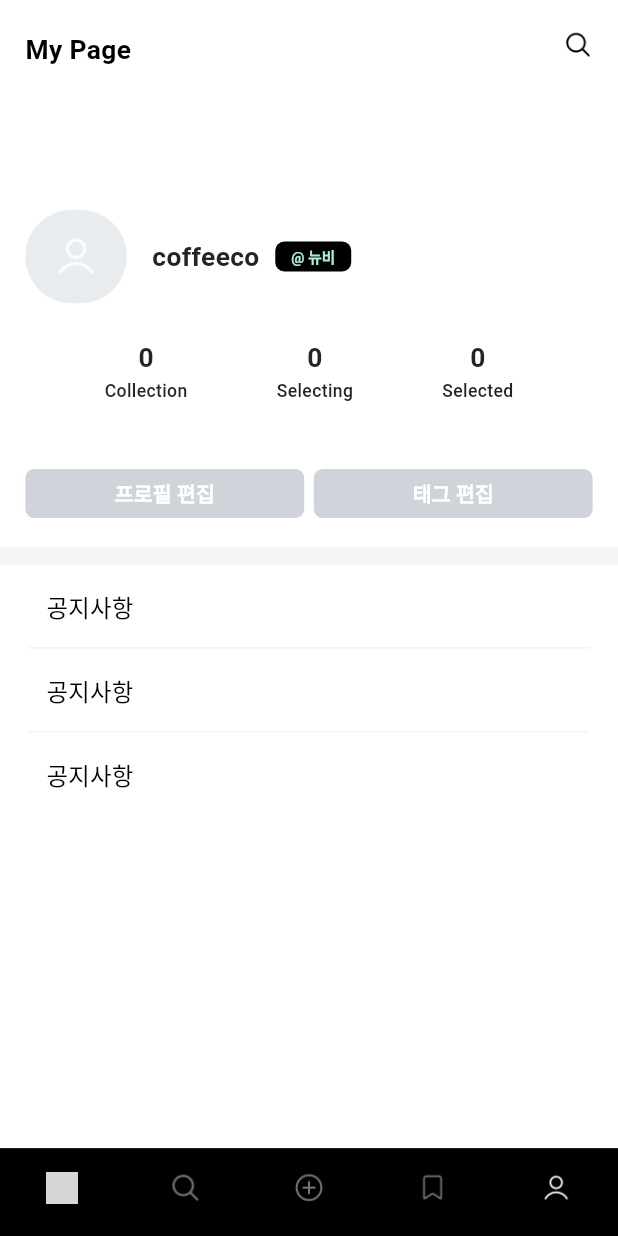
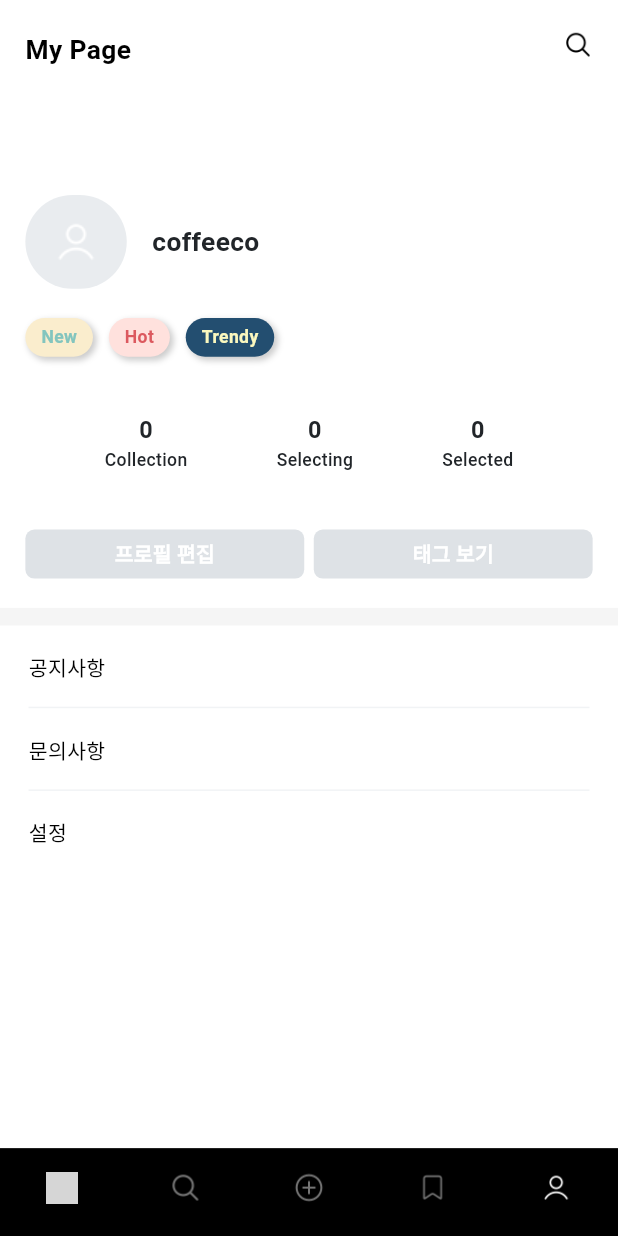
Before and after one commit to collecter1110/collecter, a Flutter app: the screen it shows after launch, item 5 of the bottom bar chosen, after a tap on "공지사항", on a phone screen of 412 x 824 dp. Run offline on Flutter 3.47's test engine with Material 3 defaults, Android fonts, the light colour scheme and no system bars; our stand-ins replace flutter_screenutil; Roboto replaces fonts that are missing (Pretendard, PretendardRegular); grey boxes are pictures that could not be loaded.

Commit message:
style : Add CollectionTag style

```diff
--- a/lib/components/button/level_button.dart
+++ /dev/null
@@ -1,36 +0,0 @@
-import 'package:flutter/material.dart';
-import 'package:flutter_screenutil/flutter_screenutil.dart';
-
-class LevelButton extends StatelessWidget {
-  const LevelButton({super.key});
-
-  @override
-  Widget build(BuildContext context) {
-    return ElevatedButton(
-      onPressed: () {},
-      style: ElevatedButton.styleFrom(
-        shape: RoundedRectangleBorder(
-          borderRadius: BorderRadius.circular(6.0),
-        ),
-        minimumSize: Size.zero,
-        tapTargetSize: MaterialTapTargetSize.shrinkWrap,
-        padding: EdgeInsets.symmetric(
-          horizontal: 10.0.w,
-          vertical: 3.0.h,
-        ),
-        backgroundColor: Colors.black,
-        elevation: 0,
-      ),
-      child: Text(
-        '@ 뉴비',
-        style: TextStyle(
-          fontFamily: 'PretendardRegular',
-          fontSize: 10.sp,
-          fontWeight: FontWeight.w600,
-          color: Theme.of(context).primaryColor,
-          height: 1.4,
-        ),
-      ),
-    );
-  }
-}
--- a/lib/components/card/ranking_collection.dart
+++ b/lib/components/card/ranking_collection.dart
@@ -101,7 +101,7 @@ class RankingCollection extends StatelessWidget {
                               maxLines: 2,
                             ),
                             SizedBox(width: 6.0.w),
-                            CollectionTag(),
+                            CollectionTag.getTag(1),
                           ],
                         ),
                         Padding(
--- a/lib/components/ui_kit/collection_tag.dart
+++ b/lib/components/ui_kit/collection_tag.dart
@@ -1,34 +1,78 @@
 import 'package:flutter/material.dart';
 import 'package:flutter_screenutil/flutter_screenutil.dart';
 
-class CollectionTag extends StatelessWidget {
-  const CollectionTag({super.key});
+class CollectionTag {
+  static Widget getTag(int index) {
+    switch (index) {
+      case 0:
+        return _buildTag(
+          text: 'New',
+          backgroundColor: Color(0xFFfaedcd),
+          textColor: Color(0xFF83c5be),
+        );
+      case 1:
+        return _buildTag(
+          text: 'Hot',
+          backgroundColor: Color(0xffffe1dd),
+          textColor: Color(0xFFdc595f),
+        );
+      case 2:
+        return _buildTag(
+          text: 'Trendy',
+          backgroundColor: Color(0xFF234E70),
+          textColor: Color(0xFFFBF8BE),
+        );
+      case 3:
+        return _buildTag(
+          text: 'Rising',
+          backgroundColor: Color(0xFF243665),
+          textColor: Color(0xFF8BD8BD),
+        );
+      case 4:
+        return _buildTag(
+          text: 'Best',
+          backgroundColor: Color(0xFFb0c4b1),
+          textColor: Color(0xFF4a5759),
+        );
+      default:
+        return _buildTag(
+          text: 'null',
+          backgroundColor: Color(0xFFced4da),
+          textColor: Colors.white,
+        );
+    }
+  }
 
-  @override
-  Widget build(BuildContext context) {
-    return ElevatedButton(
-      onPressed: () {},
-      style: ElevatedButton.styleFrom(
-        shape: RoundedRectangleBorder(
-          borderRadius: BorderRadius.circular(30.0),
-        ),
-        minimumSize: Size.zero,
-        tapTargetSize: MaterialTapTargetSize.shrinkWrap,
-        padding: EdgeInsets.symmetric(
-          horizontal: 10.0.w,
-          vertical: 4.0.h,
-        ),
-        backgroundColor: Color(0xffffe1dd),
-        elevation: 0,
+  static Widget _buildTag({
+    required String text,
+    required Color backgroundColor,
+    required Color textColor,
+  }) {
+    return Container(
+      decoration: BoxDecoration(
+        color: backgroundColor,
+        borderRadius: BorderRadius.circular(30.0),
+        boxShadow: [
+          BoxShadow(
+            color: Colors.black.withOpacity(0.2),
+            spreadRadius: 0.5,
+            blurRadius: 3,
+            offset: Offset(2, 2),
+          )
+        ],
+      ),
+      padding: EdgeInsets.symmetric(
+        horizontal: 10.0.w,
+        vertical: 4.0.h,
       ),
       child: Text(
-        'Hot',
+        text,
         style: TextStyle(
           fontFamily: 'PretendardRegular',
-          fontSize: 10.sp,
+          fontSize: 12.sp,
           fontWeight: FontWeight.w600,
-          color: Color(0xFFdc595f),
-          height: 1.43,
+          color: textColor,
+          height: 1.5,
         ),
       ),
     );
--- a/lib/page/user_page/user_screen.dart
+++ b/lib/page/user_page/user_screen.dart
@@ -1,15 +1,28 @@
 import 'package:flutter/material.dart';
 import 'package:flutter_screenutil/flutter_screenutil.dart';
 
-import '../../components/button/category_button.dart';
-import '../../components/button/level_button.dart';
 import '../../components/constants/screen_size.dart';
+import '../../components/ui_kit/collection_tag.dart';
 
 class UserScreen extends StatelessWidget {
   const UserScreen({super.key});
 
   @override
   Widget build(BuildContext context) {
+    final List<int> _usersTagList = [
+      0,
+      1,
+      2,
+      // 3,
+      // 4,
+      // 5,
+      // 6,
+      // 7,
+      // 8,
+      // 9,
+      // 10,
+    ];
+
     return Scaffold(
         body: Column(
       children: [
@@ -47,8 +60,6 @@ class UserScreen extends StatelessWidget {
           ),
         ),
         Expanded(
-          child: Padding(
-            padding: EdgeInsets.symmetric(vertical: 10.0.h),
           child: Column(
             mainAxisAlignment: MainAxisAlignment.start,
             children: [
@@ -96,15 +107,32 @@ class UserScreen extends StatelessWidget {
                               SizedBox(
                                 width: 10.0.w,
                               ),
-                                LevelButton(),
                             ],
                           ),
                         )
                       ],
                     ),
                     Padding(
+                      padding: EdgeInsets.symmetric(vertical: 20.0.h),
+                      child: Row(
+                        mainAxisAlignment: MainAxisAlignment.start,
+                        children: [
+                          Expanded(
+                            child: Wrap(
+                              alignment: WrapAlignment.start,
+                              runSpacing: 8.0.h,
+                              spacing: 10.0.w,
+                              children: _usersTagList.map((index) {
+                                return CollectionTag.getTag(index);
+                              }).toList(),
+                            ),
+                          ),
+                        ],
+                      ),
+                    ),
+                    Padding(
                       padding: EdgeInsets.symmetric(
-                            horizontal: 50.0.w, vertical: 24.0.h),
+                          horizontal: 50.0.w, vertical: 18.0.h),
                       child: Row(
                         mainAxisAlignment: MainAxisAlignment.spaceBetween,
                         crossAxisAlignment: CrossAxisAlignment.center,
@@ -115,7 +143,7 @@ class UserScreen extends StatelessWidget {
                                 '0',
                                 style: TextStyle(
                                   color: Color(0xFF212529),
-                                    fontSize: 18.sp,
+                                  fontSize: 16.sp,
                                   fontFamily: 'Pretendard',
                                   fontWeight: FontWeight.w700,
                                   height: 1.5,
@@ -139,7 +167,7 @@ class UserScreen extends StatelessWidget {
                                 '0',
                                 style: TextStyle(
                                   color: Color(0xFF212529),
-                                    fontSize: 18.sp,
+                                  fontSize: 16.sp,
                                   fontFamily: 'Pretendard',
                                   fontWeight: FontWeight.w700,
                                   height: 1.5,
@@ -163,7 +191,7 @@ class UserScreen extends StatelessWidget {
                                 '0',
                                 style: TextStyle(
                                   color: Color(0xFF212529),
-                                    fontSize: 18.sp,
+                                  fontSize: 16.sp,
                                   fontFamily: 'Pretendard',
                                   fontWeight: FontWeight.w700,
                                   height: 1.5,
@@ -200,17 +228,16 @@ class UserScreen extends StatelessWidget {
                                 padding: EdgeInsets.symmetric(
                                   vertical: 6.0.h,
                                 ),
-                                  backgroundColor: Color(0xFFCED4DA),
+                                backgroundColor: Color(0xFFdee2e6),
                                 elevation: 0,
-                                  tapTargetSize:
-                                      MaterialTapTargetSize.shrinkWrap,
+                                tapTargetSize: MaterialTapTargetSize.shrinkWrap,
                               ),
                               child: Text(
                                 '프로필 편집',
                                 style: TextStyle(
                                   fontFamily: 'PretendardRegular',
                                   fontSize: 14.sp,
-                                    fontWeight: FontWeight.w700,
+                                  fontWeight: FontWeight.w600,
                                   color: Colors.white,
                                   height: 1.43,
                                 ),
@@ -231,17 +258,16 @@ class UserScreen extends StatelessWidget {
                                 padding: EdgeInsets.symmetric(
                                   vertical: 6.0.h,
                                 ),
-                                  backgroundColor: Color(0xFFCED4DA),
+                                backgroundColor: Color(0xFFdee2e6),
                                 elevation: 0,
-                                  tapTargetSize:
-                                      MaterialTapTargetSize.shrinkWrap,
+                                tapTargetSize: MaterialTapTargetSize.shrinkWrap,
                               ),
                               child: Text(
-                                  '태그 편집',
+                                '태그 보기',
                                 style: TextStyle(
                                   fontFamily: 'PretendardRegular',
                                   fontSize: 14.sp,
-                                    fontWeight: FontWeight.w700,
+                                  fontWeight: FontWeight.w600,
                                   color: Colors.white,
                                   height: 1.43,
                                 ),
@@ -268,19 +294,23 @@ class UserScreen extends StatelessWidget {
                     scrollDirection: Axis.vertical,
                     itemCount: 3,
                     itemBuilder: (context, index) {
+                      final List<String> _name = ['공지사항', '문의사항', '설정'];
                       return Padding(
                         padding: EdgeInsets.symmetric(vertical: 4.0.h),
                         child: Align(
                           alignment: Alignment.centerLeft,
-                            child: TextButton(
-                              onPressed: () {},
+                          child: InkWell(
+                            onTap: () {},
+                            child: Padding(
+                              padding: EdgeInsets.symmetric(vertical: 14.0.h),
                               child: Text(
-                                '공지사항',
+                                _name[index],
                                 style: TextStyle(
                                   fontFamily: 'PretendardRegular',
-                                  fontSize: 16.sp,
+                                  fontSize: 14.sp,
                                   fontWeight: FontWeight.w500,
                                   color: Colors.black,
+                                ),
                               ),
                             ),
                           ),
@@ -300,7 +330,6 @@ class UserScreen extends StatelessWidget {
             ],
           ),
         ),
-        ),
       ],
     ));
   }
```
Lines whose indentation alone changed are shown as unchanged.
